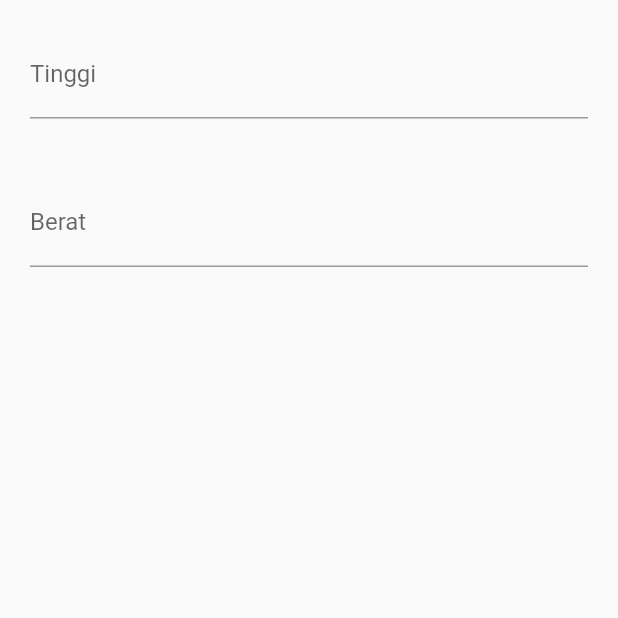
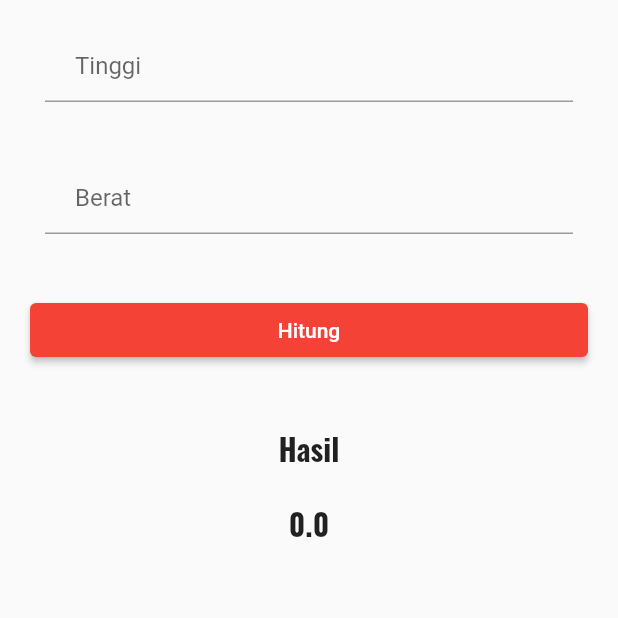
Before and after one commit to rian0502/konversi, a Flutter app: the screen it shows after launch, after a tap on "Body Massa Index", on a phone screen of 412 x 824 dp, the top half of it. Run offline on Flutter 3.47's test engine with Material 2 defaults, Android fonts, the phone set to English and light mode, and no system bars; our stand-ins replace fluttertoast, google_fonts.

Commit message:
change font style

```diff
--- a/lib/bmi_operation.dart
+++ b/lib/bmi_operation.dart
@@ -1,5 +1,6 @@
 import 'package:flutter/material.dart';
 import 'package:flutter/services.dart';
+import 'package:google_fonts/google_fonts.dart';
 
 class BmiPage extends StatefulWidget {
   const BmiPage({Key? key}) : super(key: key);
@@ -11,7 +12,7 @@ class BmiPage extends StatefulWidget {
 class _BmiPageState extends State<BmiPage> {
   TextEditingController ctrlTinggi = TextEditingController();
   TextEditingController ctrlBerat = TextEditingController();
-
+  final double _bmi = 0.0;
   @override
   Widget build(BuildContext context) {
     return Scaffold(
@@ -19,27 +20,57 @@ class _BmiPageState extends State<BmiPage> {
         child: ListView(
           children: [
             Padding(
-              padding: const EdgeInsets.all(20),
+              padding: const EdgeInsets.only(
+                  top: 20, bottom: 20, left: 30, right: 30),
               child: TextFormField(
                 controller: ctrlTinggi,
                 keyboardType: TextInputType.number,
                 inputFormatters: [FilteringTextInputFormatter.digitsOnly],
                 decoration: const InputDecoration(
+                  contentPadding: EdgeInsets.only(left: 20),
                   hintText: "ex : 175",
                   labelText: "Tinggi",
                 ),
               ),
             ),
             Padding(
-              padding: const EdgeInsets.all(20),
+              padding: const EdgeInsets.only(
+                  top: 20, bottom: 20, left: 30, right: 30),
               child: TextFormField(
                 controller: ctrlBerat,
                 keyboardType: TextInputType.number,
                 inputFormatters: [FilteringTextInputFormatter.digitsOnly],
                 decoration: const InputDecoration(
+                  contentPadding: EdgeInsets.only(left: 20),
                   hintText: "ex : 80",
                   labelText: "Berat",
                 ),
+              ),
+            ),
+            Padding(
+              padding: const EdgeInsets.all(20),
+              child: ElevatedButton(
+                child: const Text("Hitung"),
+                onPressed: () {},
+              ),
+            ),
+            Padding(
+              padding: const EdgeInsets.all(20),
+              child: Center(
+                child: Text(
+                  "Hasil",
+                  maxLines: 1,
+                  style: GoogleFonts.oswald(
+                      fontSize: 20, fontWeight: FontWeight.bold),
+                ),
+              ),
+            ),
+            Center(
+              child: Text(
+                _bmi.toString(),
+                maxLines: 1,
+                style: GoogleFonts.oswald(
+                    fontSize: 20, fontWeight: FontWeight.bold),
               ),
             )
           ],
--- a/lib/home.dart
+++ b/lib/home.dart
@@ -14,7 +14,7 @@ class _HomePageState extends State<HomePage> {
   Widget build(BuildContext context) {
     return Scaffold(
       appBar: AppBar(
-        title: const Text("Konversi Satuan"),
+        title: const Text("Kalkulator Konversi"),
         centerTitle: true,
 
       ),
--- a/lib/main.dart
+++ b/lib/main.dart
@@ -12,7 +12,7 @@ class MyApp extends StatelessWidget {
   @override
   Widget build(BuildContext context) {
     return MaterialApp(
-      title: 'Alat Konversi',
+      title: 'Kalkulator Konvers',
       debugShowCheckedModeBanner: false,
       theme: ThemeData(
         primarySwatch: Colors.red,
--- a/lib/tampilanMenu.dart
+++ b/lib/tampilanMenu.dart
@@ -3,7 +3,7 @@ import 'package:muhammadfebrianhasibuan/beratOperation.dart';
 import 'package:muhammadfebrianhasibuan/bmi_operation.dart';
 import 'package:muhammadfebrianhasibuan/diskon_operation.dart';
 import 'package:muhammadfebrianhasibuan/suhuOperation.dart';
-
+import 'package:google_fonts/google_fonts.dart';
 
 class Menu extends StatelessWidget {
   Menu({Key? key,  required  this.nama, required this.sub, required this.image, required this.page}) : super(key: key);
@@ -49,8 +49,8 @@ class Menu extends StatelessWidget {
                 ),
               ),
               ListTile(
-                title: Text(nama),
-                subtitle: Text(sub),
+                title: Text(nama, style: GoogleFonts.domine(fontWeight: FontWeight.bold, fontSize: 20) ,),
+                subtitle: Text(sub,style: GoogleFonts.heebo(),),
               ),
             ],
           ),
```
Also changed, not shown: lib/beratOperation.dart (+16 -2 lines), lib/jarak_operation.dart (+12 -0 lines), lib/suhuOperation.dart (+39 -19 lines), pubspec.yaml (+2 -5 lines), pubspec.lock.
